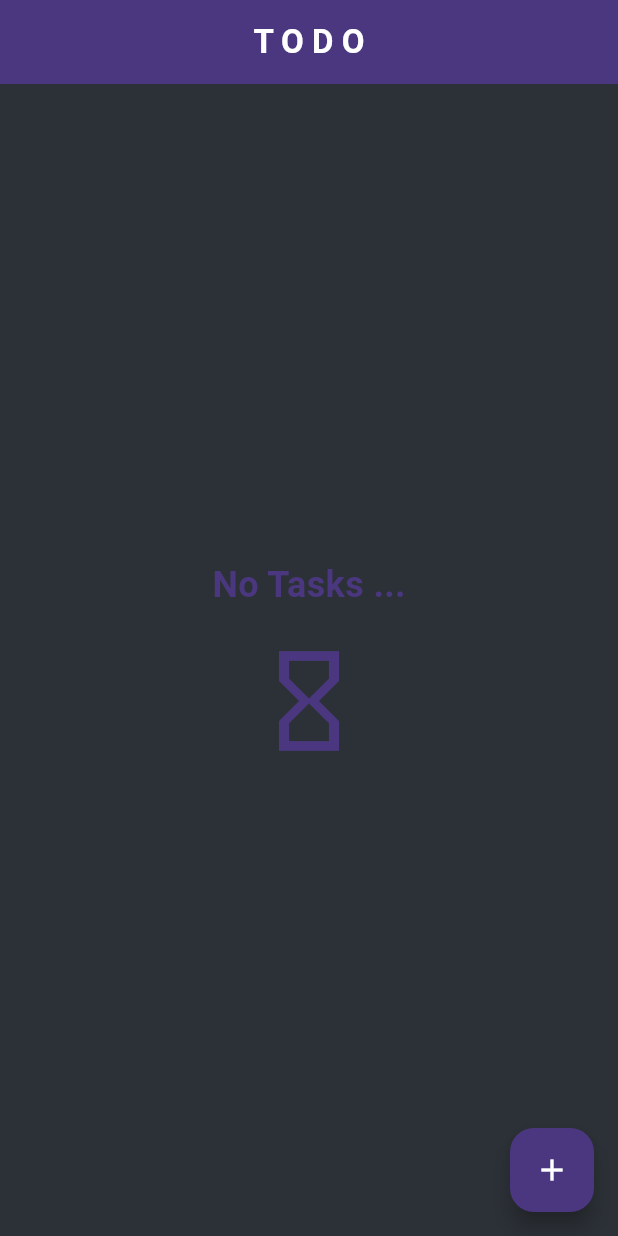
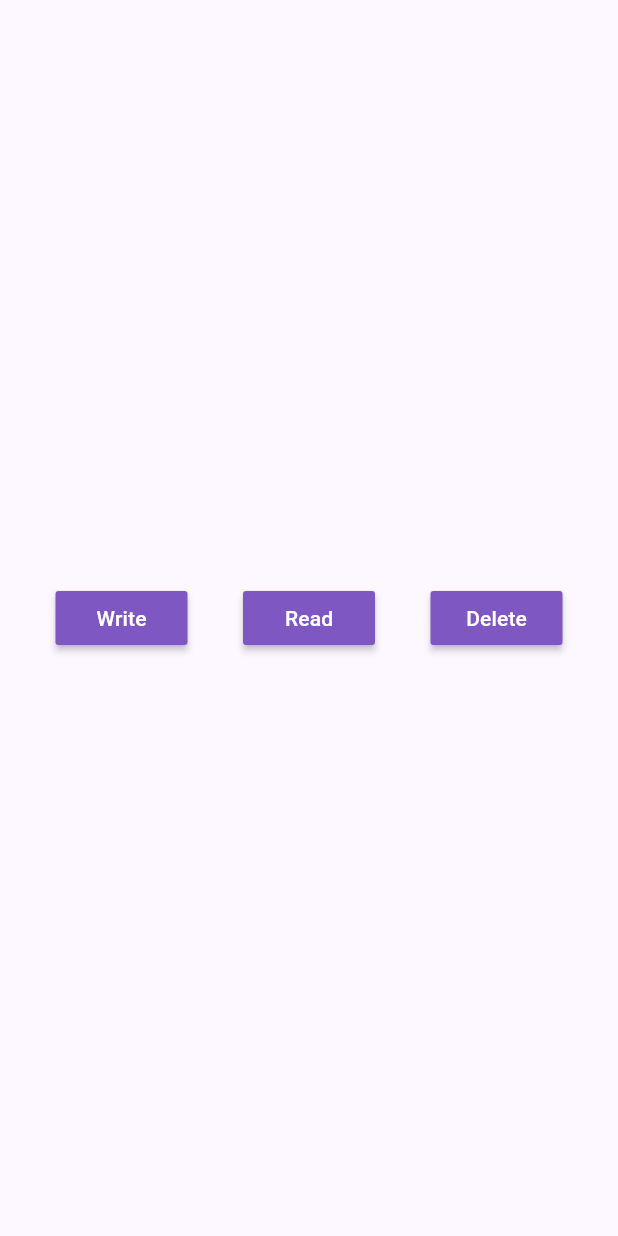
Before and after one commit to ATmilkyway/flutter_todo, a Flutter app: the screen it shows after launch, on a phone screen of 412 x 824 dp. Run offline on Flutter 3.47's test engine with Material 3 defaults, Android fonts, the phone set to English and light mode, and no system bars; our stand-ins replace flutter_slidable, hive_flutter; accounts and stored records are empty.

Commit message:
HIVE practice

```diff
--- a/lib/main.dart
+++ b/lib/main.dart
@@ -1,11 +1,18 @@
 import 'package:flutter/material.dart';
 import 'package:todo/pages/Todo_page.dart';
+import 'package:todo/pages/hive_practice.dart';
+import 'package:hive_flutter/hive_flutter.dart';
 
-void main() {
+void main() async {
   runApp(const MyApp());
   // for different screen
   // runApp(DevicePreview(builder: (context) => const MyApp()));
 
+  // initialize hive
+  await Hive.initFlutter();
+
+  // open box
+  var box = await Hive.openBox('mybox');
   runApp(const MyApp());
 }
 
@@ -31,7 +38,7 @@ class MyApp extends StatelessWidget {
           foregroundColor: Colors.white,
         ),
       ),
-      home: TodoPage(),
+      home: HivePractice(),
     );
   }
 }
--- /dev/null
+++ b/lib/pages/hive_practice.dart
@@ -0,0 +1,56 @@
+import 'package:flutter/material.dart';
+import 'package:hive_flutter/hive_flutter.dart';
+
+class HivePractice extends StatefulWidget {
+  const HivePractice({super.key});
+
+  @override
+  State<HivePractice> createState() => _HivePracticeState();
+}
+
+class _HivePracticeState extends State<HivePractice> {
+  final _myBox = Hive.box('mybox');
+
+  // write data
+  void writeData() {
+    _myBox.put(1, 'Milky');
+  }
+
+  // read data
+  void readData() {
+    print(_myBox.get(1));
+  }
+
+  // delete data
+  void deleteData() {
+    _myBox.delete(1);
+  }
+
+  @override
+  Widget build(BuildContext context) {
+    return Scaffold(
+      body: Center(
+        child: Row(
+          mainAxisAlignment: MainAxisAlignment.spaceEvenly,
+          children: [
+            MaterialButton(
+              onPressed: writeData,
+              child: Text('Write', style: TextStyle(color: Colors.white)),
+              color: Colors.deepPurple[400],
+            ),
+            MaterialButton(
+              onPressed: readData,
+              child: Text('Read', style: TextStyle(color: Colors.white)),
+              color: Colors.deepPurple[400],
+            ),
+            MaterialButton(
+              onPressed: deleteData,
+              child: Text('Delete', style: TextStyle(color: Colors.white)),
+              color: Colors.deepPurple[400],
+            ),
+          ],
+        ),
+      ),
+    );
+  }
+}
--- a/lib/pages/todo_page.dart
+++ b/lib/pages/todo_page.dart
@@ -67,7 +67,7 @@ class _TodoPageState extends State<TodoPage> {
   @override
   Widget build(BuildContext context) {
     return Scaffold(
-      backgroundColor: Color.fromARGB(255, 44, 49, 55),
+      backgroundColor: Color(0xFFF1F5F9),
       appBar: AppBar(
         title: Text('T O D O', style: TextStyle(fontWeight: FontWeight.bold)),
         centerTitle: true,
--- a/pubspec.yaml
+++ b/pubspec.yaml
@@ -35,6 +35,7 @@ dependencies:
   # Use with the CupertinoIcons class for iOS style icons.
   cupertino_icons: ^1.0.8
   flutter_slidable: ^4.0.3
+  hive_flutter: ^1.1.0
   # for different screen
   # device_preview: ^1.3.1
 
```
Also changed, not shown: pubspec.lock, 1 other file.
